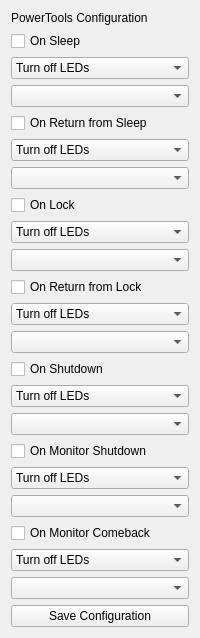
Above: PowerTools.ui from tfurci/OpenRGB-PowerTools before the change. Below: the same form after it.
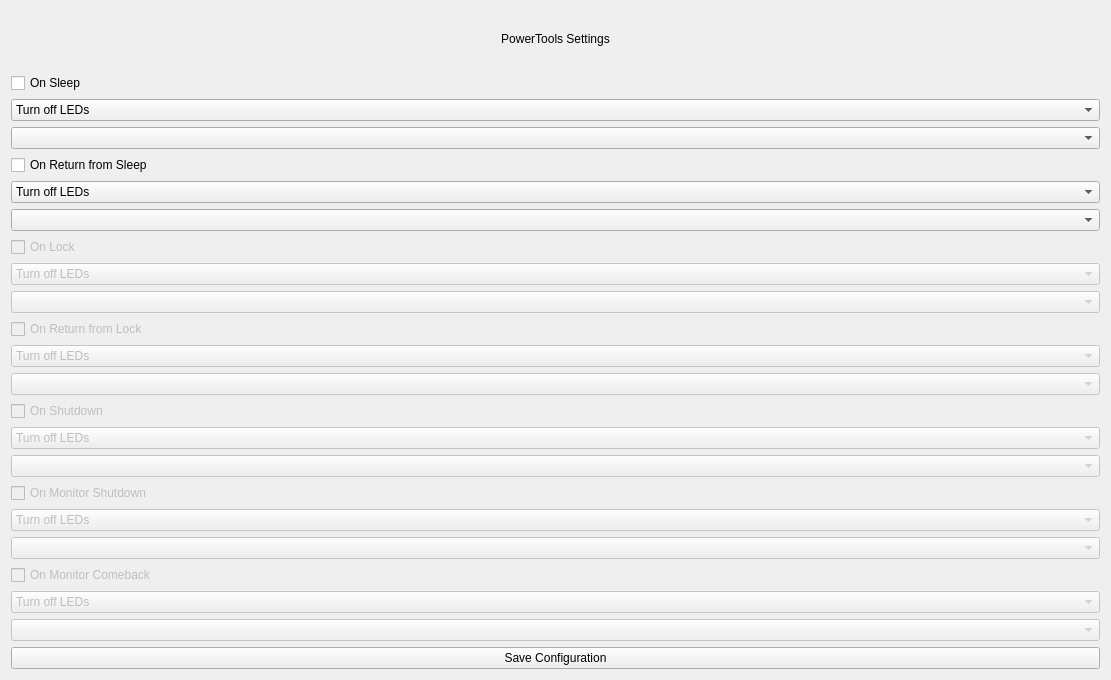
That is the form after the change.

Commit message: Disable unused gui labels

The edit to the form file:
```diff
--- a/PowerTools.ui
+++ b/PowerTools.ui
@@ -2,11 +2,22 @@
 <ui version="4.0">
  <class>PowerTools</class>
  <widget class="QWidget" name="PowerTools">
+  <property name="geometry">
+   <rect>
+    <x>0</x>
+    <y>0</y>
+    <width>1111</width>
+    <height>680</height>
+   </rect>
+  </property>
   <layout class="QVBoxLayout" name="verticalLayout">
    <item>
     <widget class="QLabel" name="label">
      <property name="text">
-      <string>PowerTools Configuration</string>
+      <string>PowerTools Settings</string>
+     </property>
+     <property name="alignment">
+      <set>Qt::AlignCenter</set>
      </property>
     </widget>
    </item>
@@ -60,13 +71,22 @@
    </item>
    <item>
     <widget class="QCheckBox" name="checkBoxLock">
+     <property name="enabled">
+      <bool>false</bool>
+     </property>
      <property name="text">
       <string>On Lock</string>
      </property>
+     <property name="checkable">
+      <bool>true</bool>
+     </property>
     </widget>
    </item>
    <item>
     <widget class="QComboBox" name="comboBoxLockAction">
+     <property name="enabled">
+      <bool>false</bool>
+     </property>
      <item>
       <property name="text">
        <string>Turn off LEDs</string>
@@ -80,10 +100,17 @@
     </widget>
    </item>
    <item>
-    <widget class="QComboBox" name="comboBoxLockProfile"/>
+    <widget class="QComboBox" name="comboBoxLockProfile">
+     <property name="enabled">
+      <bool>false</bool>
+     </property>
+    </widget>
    </item>
    <item>
     <widget class="QCheckBox" name="checkBoxReturnFromLock">
+     <property name="enabled">
+      <bool>false</bool>
+     </property>
      <property name="text">
       <string>On Return from Lock</string>
      </property>
@@ -91,6 +118,9 @@
    </item>
    <item>
     <widget class="QComboBox" name="comboBoxReturnFromLockAction">
+     <property name="enabled">
+      <bool>false</bool>
+     </property>
      <item>
       <property name="text">
        <string>Turn off LEDs</string>
@@ -104,10 +134,17 @@
     </widget>
    </item>
    <item>
-    <widget class="QComboBox" name="comboBoxReturnFromLockProfile"/>
+    <widget class="QComboBox" name="comboBoxReturnFromLockProfile">
+     <property name="enabled">
+      <bool>false</bool>
+     </property>
+    </widget>
    </item>
    <item>
     <widget class="QCheckBox" name="checkBoxShutdown">
+     <property name="enabled">
+      <bool>false</bool>
+     </property>
      <property name="text">
       <string>On Shutdown</string>
      </property>
@@ -115,6 +152,9 @@
    </item>
    <item>
     <widget class="QComboBox" name="comboBoxShutdownAction">
+     <property name="enabled">
+      <bool>false</bool>
+     </property>
      <item>
       <property name="text">
        <string>Turn off LEDs</string>
@@ -128,10 +168,17 @@
     </widget>
    </item>
    <item>
-    <widget class="QComboBox" name="comboBoxShutdownProfile"/>
+    <widget class="QComboBox" name="comboBoxShutdownProfile">
+     <property name="enabled">
+      <bool>false</bool>
+     </property>
+    </widget>
    </item>
    <item>
     <widget class="QCheckBox" name="checkBoxMonitorShutdown">
+     <property name="enabled">
+      <bool>false</bool>
+     </property>
      <property name="text">
       <string>On Monitor Shutdown</string>
      </property>
@@ -139,6 +186,9 @@
    </item>
    <item>
     <widget class="QComboBox" name="comboBoxMonitorShutdownAction">
+     <property name="enabled">
+      <bool>false</bool>
+     </property>
      <item>
       <property name="text">
        <string>Turn off LEDs</string>
@@ -152,10 +202,17 @@
     </widget>
    </item>
    <item>
-    <widget class="QComboBox" name="comboBoxMonitorShutdownProfile"/>
+    <widget class="QComboBox" name="comboBoxMonitorShutdownProfile">
+     <property name="enabled">
+      <bool>false</bool>
+     </property>
+    </widget>
    </item>
    <item>
     <widget class="QCheckBox" name="checkBoxMonitorComeback">
+     <property name="enabled">
+      <bool>false</bool>
+     </property>
      <property name="text">
       <string>On Monitor Comeback</string>
      </property>
@@ -163,6 +220,9 @@
    </item>
    <item>
     <widget class="QComboBox" name="comboBoxMonitorComebackAction">
+     <property name="enabled">
+      <bool>false</bool>
+     </property>
      <item>
       <property name="text">
        <string>Turn off LEDs</string>
@@ -176,7 +236,11 @@
     </widget>
    </item>
    <item>
-    <widget class="QComboBox" name="comboBoxMonitorComebackProfile"/>
+    <widget class="QComboBox" name="comboBoxMonitorComebackProfile">
+     <property name="enabled">
+      <bool>false</bool>
+     </property>
+    </widget>
    </item>
    <item>
     <widget class="QPushButton" name="saveButton">
```
Left out of the diff: 12 changed lines with no effect on the pictures. The commit also changes 1 other file.
